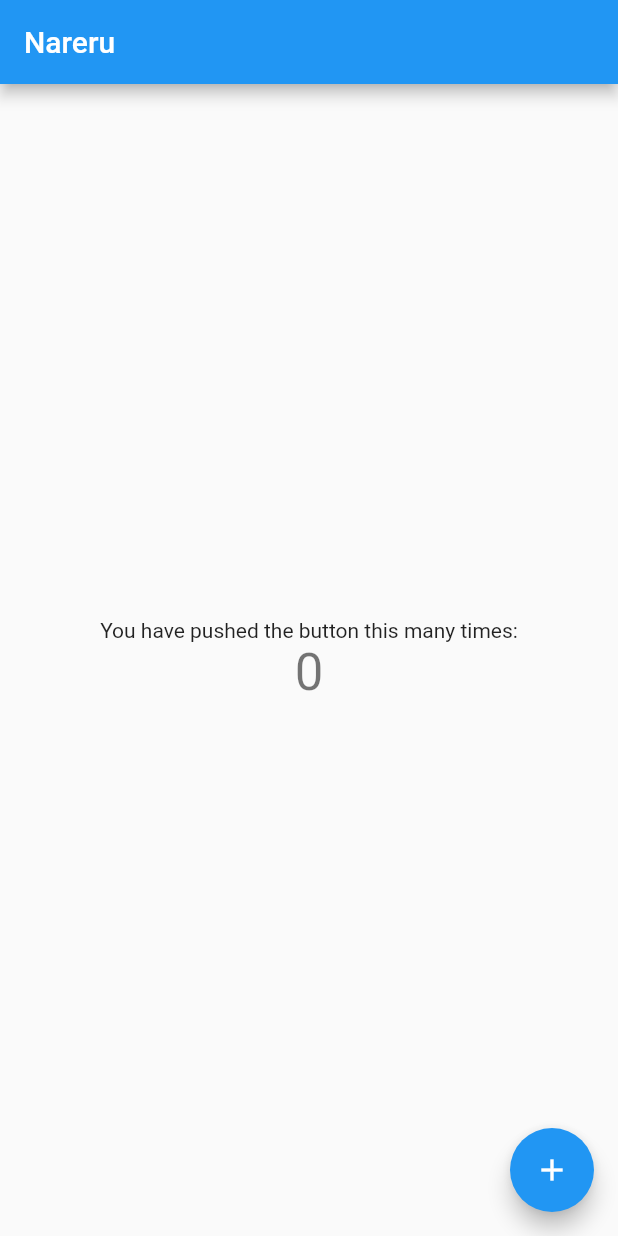
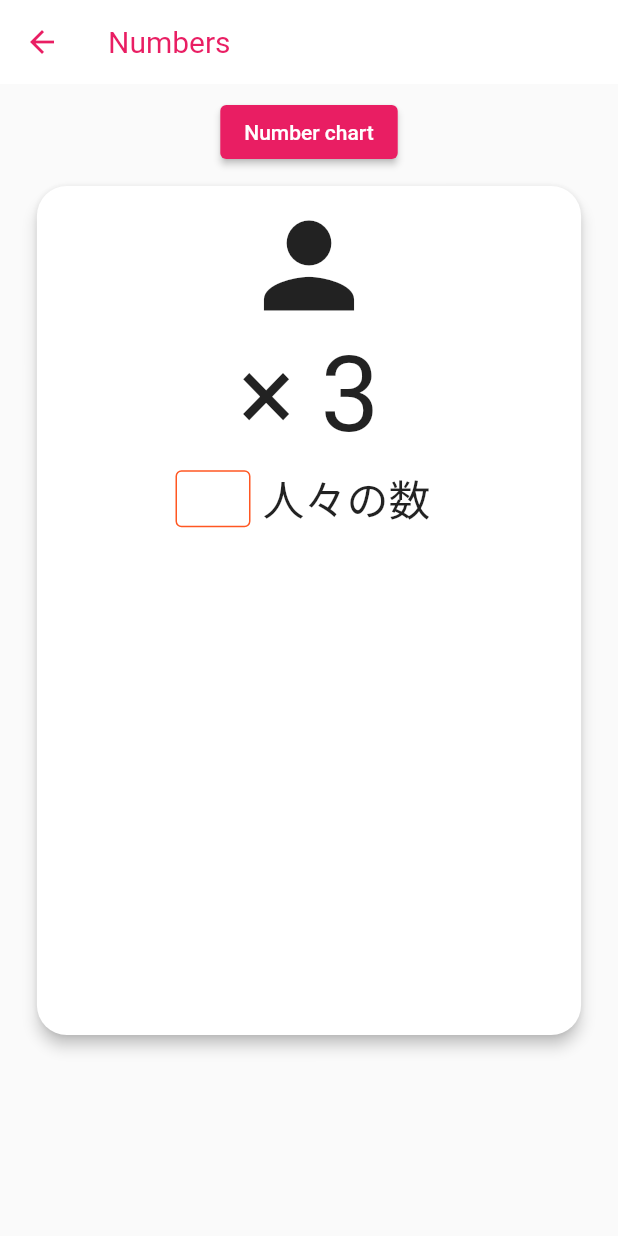
Before and after one commit to nel-sam/nalelu, a Flutter app: the screen it shows after launch, on a phone screen of 412 x 824 dp. Run offline on Flutter 3.47's test engine with Material 2 defaults, Android fonts, the phone set to English and light mode, and no system bars; generated files the repository leaves out were written again; Roboto replaces fonts that are missing (helvetica).

Commit message:
created counting exercise

```diff
--- /dev/null
+++ b/l10n.yaml
@@ -0,0 +1,3 @@
+arb-dir: lib/l10n
+template-arb-file: intl_en.arb
+output-localization-file: app_localizations.dart
--- a/l10n/intl_en.arb
+++ /dev/null
@@ -1,3 +0,0 @@
-{
-  "numbers": "Numbers",
-}
--- a/l10n/intl_es.arb
+++ /dev/null
@@ -1,3 +0,0 @@
-{
-  "numbers": "Números",
-}
--- /dev/null
+++ b/lib/constants.dart
@@ -0,0 +1,14 @@
+import 'package:flutter/material.dart';
+
+const double APPBAR_ELEVATION = 0;
+const ACCENT_COLOR = Colors.pink;
+const TextStyle HEADER_TEXT_STYLE =
+    TextStyle(fontSize: 20, fontFamily: 'helvetica', color: ACCENT_COLOR);
+const APP_BAR_TEXTTHEME_DARK = TextTheme();
+const APP_BAR_TEXTTHEME_LIGHT = TextTheme(
+  headline6: TextStyle(color: Colors.black),
+);
+const APP_BAR_ICONTHEME_DARK = IconThemeData();
+const APP_BAR_ICONTHEME_LIGHT = IconThemeData(color: ACCENT_COLOR);
+const CORRECT_COLOR = Colors.green;
+const WRONG_COLOR = Colors.deepOrange;
--- /dev/null
+++ b/lib/hd-helpers.dart
@@ -0,0 +1,33 @@
+import 'package:flutter/material.dart';
+import 'package:nareru/constants.dart';
+
+class HD {
+  static bool isDarkTheme(BuildContext context) {
+    return MediaQuery.of(context).platformBrightness == Brightness.dark;
+  }
+
+  static Color getAppBarColor(BuildContext context) {
+    return isDarkTheme(context) ? const Color(0xFF212121) : Colors.white;
+  }
+
+  static TextTheme getAppBarTextTheme(BuildContext context) {
+    return isDarkTheme(context)
+        ? APP_BAR_TEXTTHEME_DARK
+        : APP_BAR_TEXTTHEME_LIGHT;
+  }
+
+  static IconThemeData getAppBarIconTheme(BuildContext context) {
+    return isDarkTheme(context)
+        ? APP_BAR_ICONTHEME_DARK
+        : APP_BAR_ICONTHEME_LIGHT;
+  }
+
+  static OutlineInputBorder getTextFieldBorder(
+      String correct, String userInput) {
+    return OutlineInputBorder(
+      borderSide: BorderSide(
+        color: correct == userInput ? CORRECT_COLOR : WRONG_COLOR,
+      ),
+    );
+  }
+}
--- /dev/null
+++ b/lib/l10n/intl_en.arb
@@ -0,0 +1,5 @@
+{
+  "numbers": "Numbers",
+  "nativeNumbers": "Native Numbers",
+  "numberChart": "Number chart"
+}
--- /dev/null
+++ b/lib/l10n/intl_es.arb
@@ -0,0 +1,5 @@
+{
+  "numbers": "Números",
+  "nativeNumbers": "Númberos Nativos",
+  "numberChart": "Tabla de números"
+}
--- a/lib/main.dart
+++ b/lib/main.dart
@@ -1,4 +1,11 @@
 import 'package:flutter/material.dart';
+import 'package:flutter_localizations/flutter_localizations.dart';
+import 'package:flutter_gen/gen_l10n/app_localizations.dart';
+
+import 'package:provider/provider.dart';
+import 'package:nareru/constants.dart';
+import 'package:nareru/state/suuji.exercise-notifier.dart';
+import 'package:nareru/widgets/suuji-exercise/suuji-exercise.dart';
 
 void main() {
   runApp(MyApp());
@@ -7,13 +14,34 @@ void main() {
 class MyApp extends StatelessWidget {
   @override
   Widget build(BuildContext context) {
+    final title = 'Nareru';
+
     return MaterialApp(
-      title: 'Nareru',
-      theme: ThemeData(
-        primarySwatch: Colors.blue,
-      ),
-      home: MyHomePage(title: 'Nareru'),
-    );
+        debugShowCheckedModeBanner: false,
+        title: title,
+        localizationsDelegates: [
+          AppLocalizations.delegate,
+          GlobalMaterialLocalizations.delegate,
+          GlobalWidgetsLocalizations.delegate,
+          GlobalCupertinoLocalizations.delegate
+        ],
+        supportedLocales: [const Locale('en', ''), const Locale('es', '')],
+        theme: ThemeData(
+          brightness: Brightness.light,
+          primarySwatch: ACCENT_COLOR,
+        ),
+        darkTheme: ThemeData(
+          primarySwatch: ACCENT_COLOR,
+          primaryColor: Colors.black,
+          brightness: Brightness.dark,
+          backgroundColor: const Color(0xFF212121),
+          accentColor: Colors.white,
+          accentIconTheme: IconThemeData(color: Colors.black),
+          dividerColor: Colors.black12,
+        ),
+        home: MultiProvider(providers: [
+          ChangeNotifierProvider(create: (_) => SuujiExerciseNotifier()),
+        ], child: SuujiExercise()));
   }
 }
 
@@ -26,14 +54,6 @@ class MyHomePage extends StatefulWidget {
 }
 
 class _MyHomePageState extends State<MyHomePage> {
-  int _counter = 0;
-
-  void _incrementCounter() {
-    setState(() {
-      _counter++;
-    });
-  }
-
   @override
   Widget build(BuildContext context) {
     return Scaffold(
@@ -43,21 +63,8 @@ class _MyHomePageState extends State<MyHomePage> {
       body: Center(
         child: Column(
           mainAxisAlignment: MainAxisAlignment.center,
-          children: <Widget>[
-            Text(
-              'You have pushed the button this many times:',
-            ),
-            Text(
-              '$_counter',
-              style: Theme.of(context).textTheme.headline4,
-            ),
-          ],
+          children: <Widget>[],
         ),
-      ),
-      floatingActionButton: FloatingActionButton(
-        onPressed: _incrementCounter,
-        tooltip: 'Increment',
-        child: Icon(Icons.add),
       ),
     );
   }
--- /dev/null
+++ b/lib/state/models/count-exercise-state.dart
@@ -0,0 +1,16 @@
+import 'package:flutter/material.dart';
+
+class CountExerciseState {
+  final IconData icon;
+  final int count;
+  final String correctAnswer;
+  final String counter;
+  String userInput = '';
+
+  CountExerciseState({
+    required this.icon,
+    required this.count,
+    required this.counter,
+    required this.correctAnswer
+  });
+}
--- /dev/null
+++ b/lib/state/models/suuji-exercise-state.dart
@@ -0,0 +1,19 @@
+import 'package:nareru/state/models/count-exercise-state.dart';
+
+class SuujiExerciseState {
+  List<CountExerciseState> countExercises;
+
+  late List<dynamic> _all = [];
+
+  SuujiExerciseState({
+    required this.countExercises,
+  });
+
+  List<dynamic> getAll() {
+    if (_all.length > 0) return _all;
+
+    _all.addAll(countExercises);
+    _all.shuffle();
+    return _all;
+  }
+}
--- /dev/null
+++ b/lib/state/suuji.exercise-notifier.dart
@@ -0,0 +1,28 @@
+import 'package:flutter/material.dart';
+import 'package:nareru/state/models/count-exercise-state.dart';
+import 'package:nareru/state/models/suuji-exercise-state.dart';
+
+
+
+class SuujiExerciseNotifier with ChangeNotifier {
+  late SuujiExerciseState suujiExerciseState;
+
+  SuujiExerciseNotifier() {
+    List<CountExerciseState> countExerciseState = [
+      CountExerciseState(
+        icon: Icons.person,
+        count: 3,
+        correctAnswer: 'さん',
+        counter: '人々の数'
+      ),
+    ];
+
+    suujiExerciseState = SuujiExerciseState(
+      countExercises: countExerciseState
+    );
+  }
+  onUserCountSet(CountExerciseState state, String userInput) {
+      state.userInput = userInput;
+      notifyListeners();
+  }
+}
--- /dev/null
+++ b/lib/widgets/suuji-exercise/counting/counting-exercise.dart
@@ -0,0 +1,74 @@
+import 'package:flutter/material.dart';
+import 'package:nareru/hd-helpers.dart';
+import 'package:nareru/state/models/count-exercise-state.dart';
+
+class CountingExercise extends StatefulWidget {
+  final CountExerciseState state;
+  final Function onUserCountSet;
+
+  const CountingExercise({
+    Key? key,
+    required this.state,
+    required this.onUserCountSet,
+  }) : super(key: key);
+
+  @override
+  _CountingExerciseState createState() => _CountingExerciseState();
+}
+
+class _CountingExerciseState extends State<CountingExercise> {
+  @override
+  Widget build(BuildContext context) {
+    return Padding(
+      padding: const EdgeInsets.all(8.0),
+      child: Column(
+        children: [
+          Column(
+            children: [
+              Icon(
+                widget.state.icon,
+                size: 90,
+              ),
+              Text(
+                '× ${widget.state.count}',
+                style: TextStyle(
+                  fontSize: 70,
+                ),
+              ),
+            ],
+          ),
+          Row(
+            mainAxisAlignment: MainAxisAlignment.center,
+            children: [
+              Container(
+                width: 50,
+                child: TextField(
+                  decoration: InputDecoration(
+                    isDense: true,
+                    contentPadding: EdgeInsets.fromLTRB(4, 18, 0, 1),
+                    enabledBorder: HD.getTextFieldBorder(
+                        widget.state.correctAnswer, widget.state.userInput),
+                    focusedBorder: HD.getTextFieldBorder(
+                        widget.state.correctAnswer, widget.state.userInput),
+                  ),
+                  onChanged: (String? newVal) {
+                    if (newVal != null) {
+                      setState(() {
+                        widget.onUserCountSet(widget.state, newVal);
+                      });
+                    }
+                  },
+                ),
+              ),
+              Padding(
+                padding: const EdgeInsets.all(8.0),
+                child:
+                    Text(widget.state.counter, style: TextStyle(fontSize: 28)),
+              ),
+            ],
+          )
+        ],
+      ),
+    );
+  }
+}
--- /dev/null
+++ b/lib/widgets/suuji-exercise/number-chart-button.dart
@@ -0,0 +1,22 @@
+import 'package:flutter/material.dart';
+import 'package:nareru/widgets/suuji-exercise/number-chart.dart';
+import 'package:flutter_gen/gen_l10n/app_localizations.dart';
+
+class NumberChartButton extends StatelessWidget {
+  const NumberChartButton({Key? key}) : super(key: key);
+
+  @override
+  Widget build(BuildContext context) {
+    return Padding(
+      padding: const EdgeInsets.all(8.0),
+      child: ElevatedButton(
+          onPressed: () {
+            Navigator.push(
+              context,
+              MaterialPageRoute(builder: (context) => NumberChart()),
+            );
+          },
+          child: Text(AppLocalizations.of(context)!.numberChart)),
+    );
+  }
+}
--- /dev/null
+++ b/lib/widgets/suuji-exercise/number-chart.dart
@@ -0,0 +1,69 @@
+import 'package:flutter/material.dart';
+import 'package:nareru/constants.dart';
+import 'package:nareru/hd-helpers.dart';
+import 'package:flutter_gen/gen_l10n/app_localizations.dart';
+
+class NumberChart extends StatelessWidget {
+  const NumberChart({Key? key}) : super(key: key);
+
+  getNativeNumberChart(BuildContext context) {
+    return Padding(
+      padding: const EdgeInsets.all(8.0),
+      child: Column(
+        children: [
+          Row(
+            children: [
+              Text(AppLocalizations.of(context)!.nativeNumbers),
+            ],
+          ),
+          Row(
+            children: [
+              Column(
+                children: [
+                  Text('0'),
+                  Text('1'),
+                  Text('2'),
+                  Text('3'),
+                  Text('4'),
+                ],
+              ),
+              Column(
+                children: [
+                  Text('れい'),
+                  Text('いち'),
+                  Text('に'),
+                  Text('さん'),
+                  Text('よん'),
+                ],
+              ),
+            ],
+          )
+        ],
+      ),
+    );
+  }
+
+  @override
+  Widget build(BuildContext context) {
+    return Scaffold(
+        appBar: AppBar(
+          leading: Builder(builder: (BuildContext context) => BackButton()),
+          elevation: APPBAR_ELEVATION,
+          backgroundColor: HD.getAppBarColor(context),
+          textTheme: HD.getAppBarTextTheme(context),
+          iconTheme: HD.getAppBarIconTheme(context),
+          title: Text(AppLocalizations.of(context)!.numberChart,
+              style: HEADER_TEXT_STYLE),
+        ),
+        body: Padding(
+          padding: EdgeInsets.all(18),
+          child: SingleChildScrollView(
+            child: Column(
+              children: [
+                getNativeNumberChart(context),
+              ],
+            ),
+          ),
+        ));
+  }
+}
--- /dev/null
+++ b/lib/widgets/suuji-exercise/suuji-exercise.dart
@@ -0,0 +1,85 @@
+import 'package:flutter/material.dart';
+import 'package:nareru/state/models/count-exercise-state.dart';
+import 'package:flutter_gen/gen_l10n/app_localizations.dart';
+import 'package:provider/provider.dart';
+import 'package:nareru/constants.dart';
+import 'package:nareru/hd-helpers.dart';
+import 'package:nareru/state/suuji.exercise-notifier.dart';
+import 'package:nareru/widgets/suuji-exercise/counting/counting-exercise.dart';
+import 'package:nareru/widgets/suuji-exercise/number-chart-button.dart';
+
+
+class SuujiExercise extends StatefulWidget {
+  const SuujiExercise({Key? key}) : super(key: key);
+
+  @override
+  _SuujiExerciseState createState() => _SuujiExerciseState();
+}
+
+class _SuujiExerciseState extends State<SuujiExercise> {
+  int _index = 0;
+
+  @override
+  Widget build(BuildContext context) {
+    Size screenSize = MediaQuery.of(context).size;
+
+    getCarousel(BuildContext context, SuujiExerciseNotifier suujiModel) {
+      return Center(
+        child: SizedBox(
+          height: screenSize.height - 250,
+          width: screenSize.width,
+          child: PageView.builder(
+            itemCount: suujiModel.suujiExerciseState.getAll().length,
+            controller: PageController(viewportFraction: 0.9),
+            onPageChanged: (int index) => setState(() => _index = index),
+            itemBuilder: (_, i) {
+              return Card(
+                elevation: 4,
+                shape: RoundedRectangleBorder(
+                    borderRadius: BorderRadius.circular(20)),
+                child: Center(
+                  child: getExerciseWidget(suujiModel, _index),
+                ),
+              );
+            },
+          ),
+        ),
+      );
+    }
+
+    return Scaffold(
+        resizeToAvoidBottomInset: false,
+        appBar: AppBar(
+          leading: Builder(builder: (BuildContext context) => BackButton()),
+          elevation: APPBAR_ELEVATION,
+          backgroundColor: HD.getAppBarColor(context),
+          textTheme: HD.getAppBarTextTheme(context),
+          iconTheme: HD.getAppBarIconTheme(context),
+          title: Text(AppLocalizations.of(context)!.numbers,
+              style: HEADER_TEXT_STYLE),
+        ),
+        body: ChangeNotifierProvider<SuujiExerciseNotifier>(
+          create: (context) => SuujiExerciseNotifier(),
+          child: Consumer<SuujiExerciseNotifier>(
+            builder: (context, suujiModel, child) => Center(
+              child: Column(
+                children: [
+                  NumberChartButton(),
+                  getCarousel(context, suujiModel),
+                ],
+              ),
+            ),
+          ),
+        ));
+  }
+
+  dynamic getExerciseWidget(SuujiExerciseNotifier suujiModel, int indx) {
+    final itemfromList = suujiModel.suujiExerciseState.getAll()[indx];
+
+    if (itemfromList is CountExerciseState)
+      return CountingExercise(
+        state: itemfromList,
+        onUserCountSet: suujiModel.onUserCountSet,
+      );
+  }
+}
--- a/pubspec.yaml
+++ b/pubspec.yaml
@@ -1,7 +1,7 @@
 name: nareru
 description: A new Flutter project.
 
-publish_to: 'none'
+publish_to: "none"
 version: 1.0.0+1
 
 environment:
@@ -10,7 +10,7 @@ environment:
 dependencies:
   flutter:
     sdk: flutter
-
+  # To generate, run: flutter gen-l10n
   flutter_localizations:
     sdk: flutter
   intl: ^0.17.0
```
Also changed, not shown: pubspec.lock.
